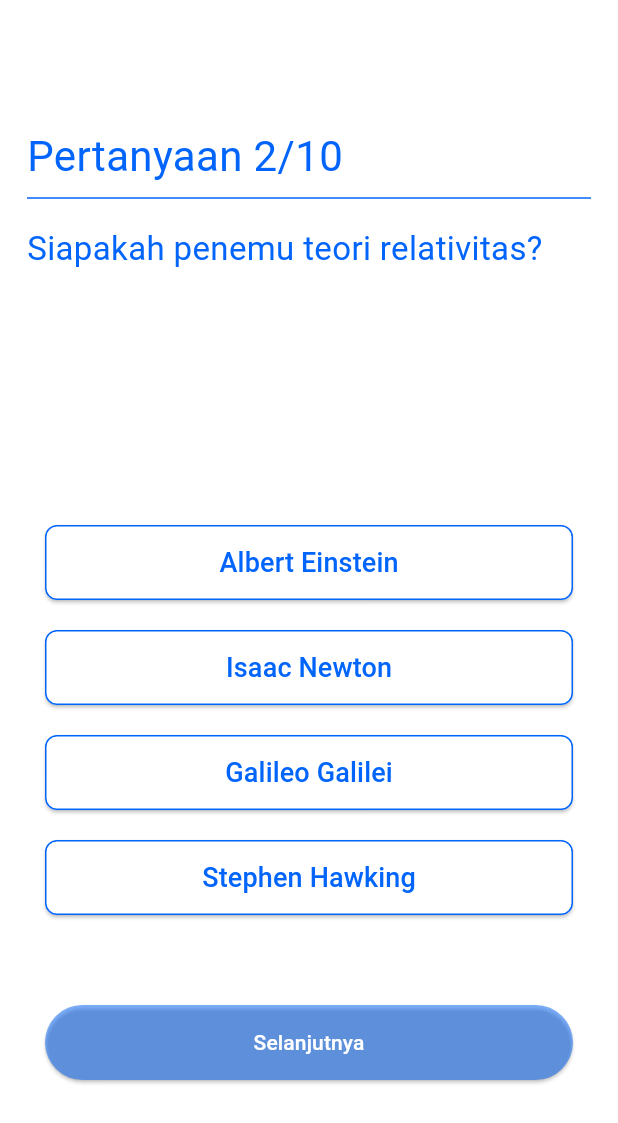
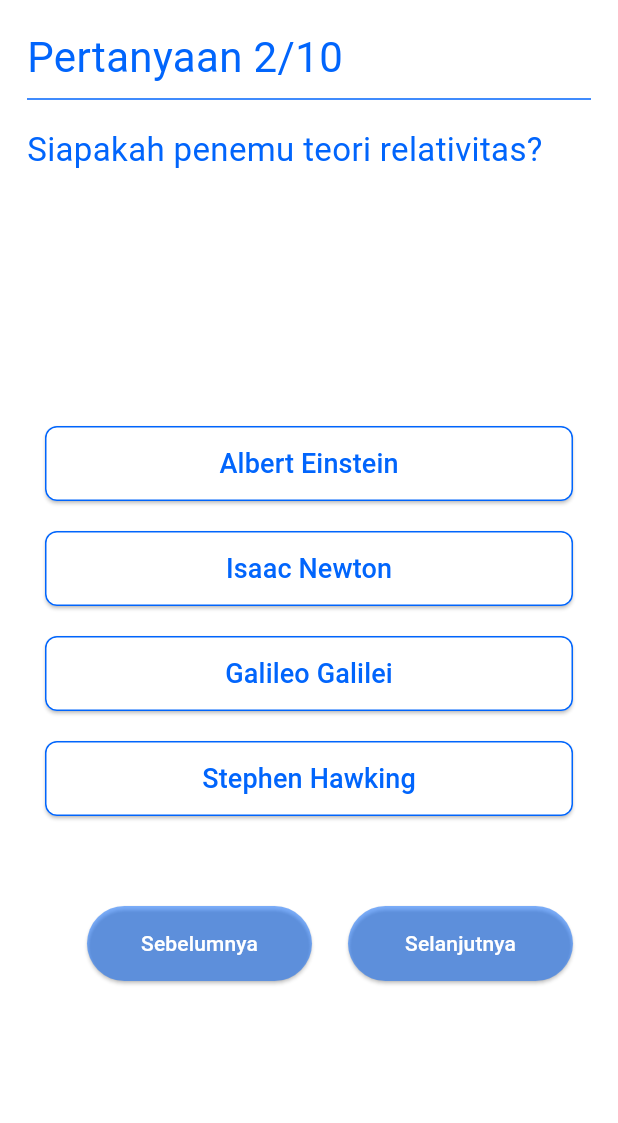
Before and after one commit to WildanRaffians/nyoba_quiz_app_soalacak, a Flutter app: the QuizzScreen screen opened directly, swiped to page 2, on a phone screen of 412 x 824 dp. Shown: the top 1123 px of the screen. Run offline on Flutter 3.47's test engine with Material 3 defaults, Android fonts, the light colour scheme and no system bars.

Commit message:
tambah tombol sebelumnya

```diff
--- a/lib/screens/quizz_screen.dart
+++ b/lib/screens/quizz_screen.dart
@@ -1,8 +1,9 @@
+// Import library
 import 'dart:convert';
 import 'dart:math';
 import 'package:flutter/material.dart';
-import 'package:nyoba_quiz_app_soalacak/data/list_pertanyaan.dart'; // Import library yang sesuai dengan struktur aplikasi Anda
-import 'package:nyoba_quiz_app_soalacak/model/question.dart'; // Import library yang sesuai dengan struktur aplikasi Anda
+import 'package:nyoba_quiz_app_soalacak/data/list_pertanyaan.dart';
+import 'package:nyoba_quiz_app_soalacak/model/question.dart';
 import 'package:nyoba_quiz_app_soalacak/screens/result_screen.dart';
 import 'package:nyoba_quiz_app_soalacak/ui/shared/color.dart';
 
@@ -18,6 +19,7 @@ class _QuizzScreenState extends State<QuizzScreen> {
   int questionIndex = 0;
   PageController? _controller;
   String btnText = "Selanjutnya";
+  String btnPrev = "Sebelumnya"; // string untuk tombol sebelumnya
   List<String?> selectedAnswers = [];
   List<Question> shuffledQuestions = [];
 
@@ -42,11 +44,15 @@ class _QuizzScreenState extends State<QuizzScreen> {
               btnText = (page == shuffledQuestions.length - 1)
                   ? "Lihat Hasil"
                   : "Selanjutnya";
+              btnPrev = (page == 0)  // kondisi jika page, merupakan page pertama
+                  ? ""  // tidak menampilkan tombol selanjutnya
+                  : "Sebelumnya"; // jika page bukan page pertama, ada tombol selanjutnya
             });
           },
           physics: const NeverScrollableScrollPhysics(),
           itemBuilder: (context, index) {
-            return Column(
+            return SingleChildScrollView(  // menggunakan single scroll view agar bisa di scroll
+              child: Column(
                 mainAxisAlignment: MainAxisAlignment.center,
                 crossAxisAlignment: CrossAxisAlignment.center,
                 children: [
@@ -131,8 +137,43 @@ class _QuizzScreenState extends State<QuizzScreen> {
                   SizedBox(
                     height: 40.0,
                   ),
+                  Row(
+                    mainAxisAlignment: MainAxisAlignment.end,
+                    children: [
+                      if (index > 0)
                         Container(
-                  width: double.infinity,
+                          width: 150.0,
+                          height: 50.0,
+                          margin: const EdgeInsets.only(
+                            bottom: 20.0,
+                            left: 12.0,
+                            right: 12.0,
+                          ),
+                          child: ElevatedButton(
+                            onPressed: () {
+                              if (index > 0) {
+                                _controller!.previousPage(
+                                  duration: Duration(milliseconds: 250),
+                                  curve: Curves.easeInExpo,
+                                );
+                              }
+                            },
+                            style: ButtonStyle(
+                              backgroundColor:
+                                  MaterialStateProperty.resolveWith<Color>(
+                                (Set<MaterialState> states) {
+                                  return AppColor.thirdColor;
+                                },
+                              ),
+                            ),
+                            child: Text(
+                              btnPrev,
+                              style: TextStyle(color: Colors.white),
+                            ),
+                          ),
+                        ),
+                      Container(
+                        width: 150.0,
                         height: 50.0,
                         margin: const EdgeInsets.only(
                           bottom: 20.0,
@@ -167,29 +208,32 @@ class _QuizzScreenState extends State<QuizzScreen> {
                                 });
                               }
 
-                        if (_controller!.page?.toInt() ==
-                            shuffledQuestions.length - 1) {
+                              if (index < shuffledQuestions.length - 1) {
+                                setState(() {
+                                  index++;
+                                });
+                                _controller!.nextPage(
+                                  duration: Duration(milliseconds: 250),
+                                  curve: Curves.easeInExpo,
+                                );
+                              } else {
                                 Navigator.push(
                                   context,
                                   MaterialPageRoute(
                                     builder: (context) => ResultScreen(score),
                                   ),
                                 );
-                        } else {
-                          _controller!.nextPage(
-                            duration: Duration(milliseconds: 250),
-                            curve: Curves.easeInExpo,
-                          );
                               }
                             }
                           },
                           style: ButtonStyle(
-                      backgroundColor: MaterialStateProperty.resolveWith<Color>(
+                            backgroundColor:
+                                MaterialStateProperty.resolveWith<Color>(
                               (Set<MaterialState> states) {
                                 if (states.contains(MaterialState.pressed)) {
                                   return AppColor.secondaryColor;
                                 }
-                          return AppColor.thirdColor; // Kembalikan ke warna aslinya jika tidak ditekan
+                                return AppColor.thirdColor;
                               },
                             ),
                           ),
@@ -198,12 +242,15 @@ class _QuizzScreenState extends State<QuizzScreen> {
                             style: TextStyle(color: Colors.white),
                           ),
                         ),
-                )
+                      ),
                     ],
+                  ),
+                ],
+              ),
             );
           },
           itemCount:
-              shuffledQuestions.length, // Ubah menjadi shuffledQuestions.length
+              shuffledQuestions.length,
         ),
       ),
     );
```
Lines whose indentation alone changed are shown as unchanged.
